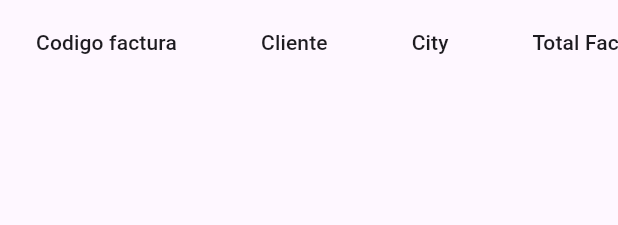
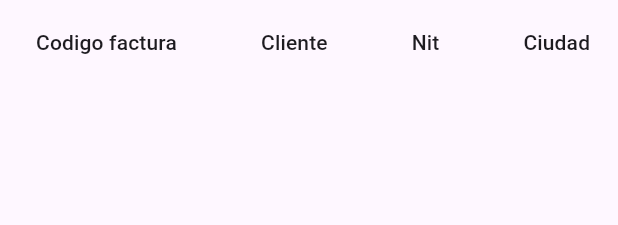
Before and after one commit to CamiloArias12/Factura, a Flutter app: the BillTable widget shown alone on an empty page, opened directly with empty values, on a phone screen of 412 x 824 dp. Shown: the top 225 px of the screen. Run offline on Flutter 3.47's test engine with Material 3 defaults, Android fonts, the phone set to English and light mode, and no system bars; our stand-ins replace dio, flutter_bloc, get_it; network calls fail.

Commit message:
feat:add nit field

```diff
--- a/bill_app/lib/config/app_config.dart
+++ b/bill_app/lib/config/app_config.dart
@@ -1,10 +1,5 @@
-import 'package:flutter/material.dart';
-
 abstract class AppConfig {
   AppConfig();
   late final String apiUrl;
   late final String appName;
-  late final Color textColor;
-  late final Color textColorSecundary;
-  late final CircularProgressIndicator spinnerLoading;
 }
--- a/bill_app/lib/config/env.json
+++ b/bill_app/lib/config/env.json
@@ -1,3 +1,3 @@
 {
-  "API_URL": "http://192.168.47.72:5080"
+  "API_URL": "http://192.168.18.72:5080"
 }
--- a/bill_app/lib/domain/entities/client.dart
+++ b/bill_app/lib/domain/entities/client.dart
@@ -3,11 +3,13 @@ import 'dart:convert';
 class Client {
   String id;
   String name;
+  String nit;
   String email;
 
   Client({
     required this.id,
     required this.name,
+    required this.nit,
     required this.email,
   });
 
@@ -19,6 +21,7 @@ class Client {
     return Client(
       id: map['id'],
       name: map['name'],
+      nit: map['nit'],
       email: map['email'],
     );
   }
@@ -27,6 +30,7 @@ class Client {
     return {
       'id': id,
       'name': name,
+      'nit': nit,
       'email': email,
     };
   }
--- a/bill_app/lib/ui/widgets/table_bill.dart
+++ b/bill_app/lib/ui/widgets/table_bill.dart
@@ -17,7 +17,8 @@ class BillTable extends StatelessWidget {
         columns: const [
           DataColumn(label: Text('Codigo factura')),
           DataColumn(label: Text('Cliente')),
-          DataColumn(label: Text('City')),
+          DataColumn(label: Text('Nit')),
+          DataColumn(label: Text('Ciudad')),
           DataColumn(label: Text('Total Factura')),
           DataColumn(label: Text('Subtotal')),
           DataColumn(label: Text('Iva')),
@@ -31,6 +32,7 @@ class BillTable extends StatelessWidget {
           return DataRow(cells: [
             DataCell(Text(bill.billCode)),
             DataCell(Text(getClientNameById(bill.clientId ?? "", clients))),
+            DataCell(Text(getClientNitById(bill.clientId ?? "", clients))),
             DataCell(Text(bill.city ?? 'N/A')),
             DataCell(Text(bill.billTotal?.toStringAsFixed(2) ?? 'N/A')),
             DataCell(Text(bill.subtotal?.toStringAsFixed(2) ?? 'N/A')),
--- a/bill_app/lib/utils/client_find.dart
+++ b/bill_app/lib/utils/client_find.dart
@@ -7,3 +7,11 @@ String getClientNameById(String id, List<Client> clients) {
 
   return client.name;
 }
+
+String getClientNitById(String id, List<Client> clients) {
+  Client client = clients.firstWhere(
+    (client) => client.id == id,
+  );
+
+  return client.nit;
+}
```
